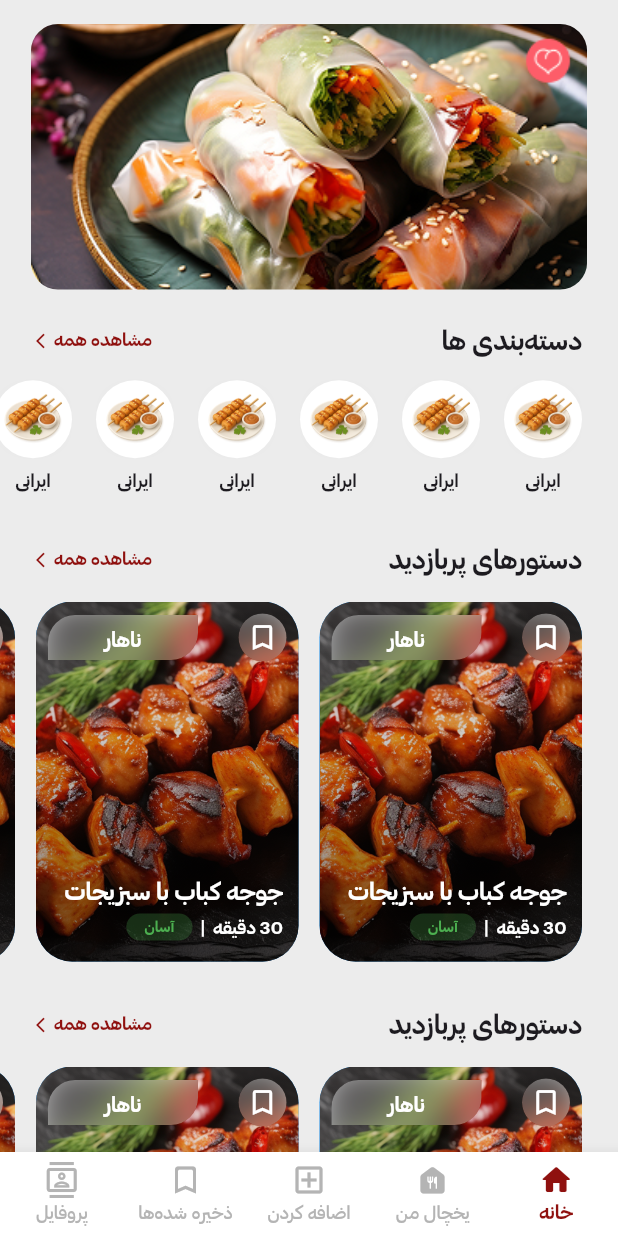
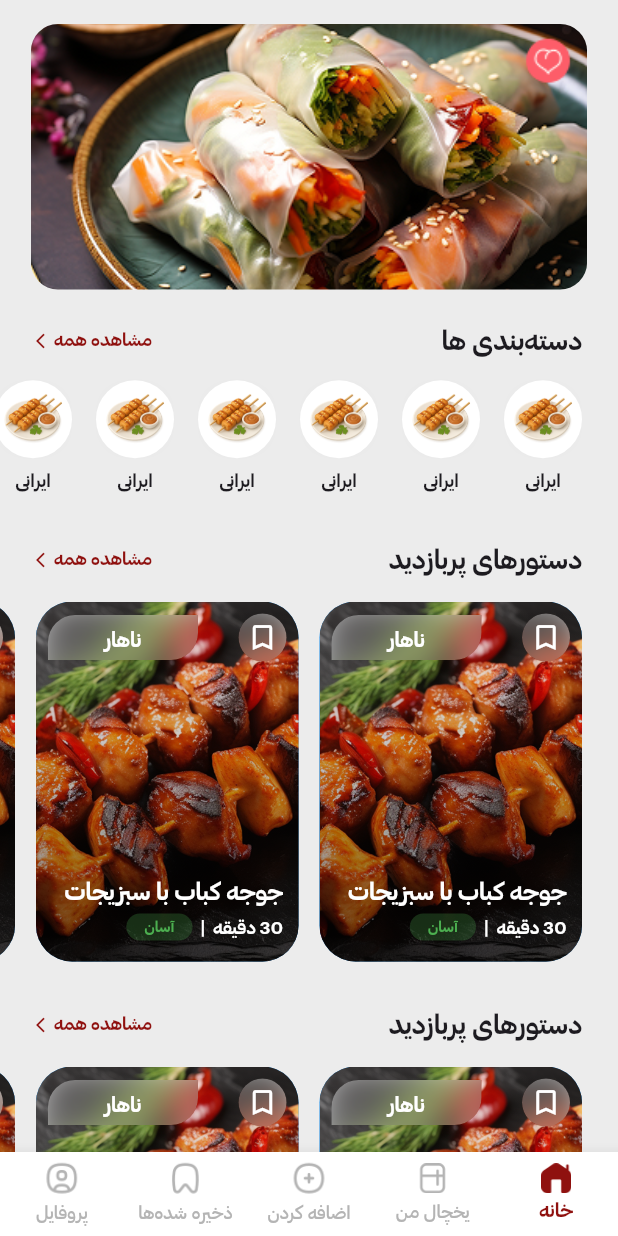
Before and after one commit to matinnajafi/mazeh_app, a Flutter app: the screen it shows after launch, on a phone screen of 412 x 824 dp. Run offline on Flutter 3.47's test engine with Material 3 defaults, Android fonts, the phone set to English and light mode, and no system bars; drawn by our look-alikes of carousel_slider; our stand-ins replace flutter_staggered_animations, go_router; missing offline and left inert: fade_scroll_app_bar.

Commit message:
Finalize bottom navigation bar layout

```diff
--- a/lib/presentation/widgets/bottom_navigation_shell.dart
+++ b/lib/presentation/widgets/bottom_navigation_shell.dart
@@ -5,6 +5,7 @@ import 'package:mazeh_app/core/constants/app_color.dart';
 class BottomNavigationShell extends StatelessWidget {
   final Widget child;
   final String location;
+
   const BottomNavigationShell({
     super.key,
     required this.child,
@@ -15,17 +16,28 @@ class BottomNavigationShell extends StatelessWidget {
   Widget build(BuildContext context) {
     return Scaffold(
       body: child,
-      bottomNavigationBar: BottomNavigationBar(
+      bottomNavigationBar: Container(
+        decoration: BoxDecoration(
+          color: Colors.white,
+          boxShadow: [
+            BoxShadow(
+              color: Colors.black.withOpacity(0.25), // darker shadow
+              blurRadius: 12,
+              spreadRadius: -24,
+              offset: const Offset(0, -2),
+            ),
+          ],
+        ),
+        child: BottomNavigationBar(
           currentIndex: calculateSelectedIndex(location),
           type: BottomNavigationBarType.fixed,
-        fixedColor: AppColor.red,
+          selectedItemColor: AppColor.red,
           unselectedItemColor: AppColor.greytextColor,
           backgroundColor: Colors.white,
-        useLegacyColorScheme: true,
           selectedFontSize: 13,
           unselectedFontSize: 12,
-        selectedLabelStyle: TextStyle(fontFamily: 'CSB'),
-        unselectedLabelStyle: TextStyle(fontFamily: 'CM'),
+          selectedLabelStyle: const TextStyle(fontFamily: 'CSB'),
+          unselectedLabelStyle: const TextStyle(fontFamily: 'CM'),
           onTap: (index) {
             switch (index) {
               case 0:
@@ -46,30 +58,57 @@ class BottomNavigationShell extends StatelessWidget {
             }
           },
           items: [
-          BottomNavigationBarItem(
-            icon: Icon(Icons.contacts_outlined),
+            buildNavItem(
+              iconPath: 'images/icon_profile.png',
+              activeIconPath: 'images/icon_active_profile.png',
               label: 'پروفایل',
             ),
-          BottomNavigationBarItem(
-            icon: Icon(Icons.bookmark_border_rounded),
+            buildNavItem(
+              iconPath: 'images/icon_bookmark.png',
+              activeIconPath: 'images/icon_active_bookmark.png',
               label: 'ذخیره شده‌ها',
             ),
-          BottomNavigationBarItem(
-            icon: Icon(Icons.add_box_outlined),
+            buildNavItem(
+              iconPath: 'images/icon_add.png',
+              activeIconPath: 'images/icon_active_add.png',
               label: 'اضافه کردن',
             ),
-          BottomNavigationBarItem(
-            icon: Icon(Icons.food_bank_rounded),
+            buildNavItem(
+              iconPath: 'images/icon_refrigerator.png',
+              activeIconPath: 'images/icon_active_refrigerator.png',
               label: 'یخچال من',
+              size: 20,
             ),
-          BottomNavigationBarItem(
-            icon: Icon(Icons.home_rounded),
+            buildNavItem(
+              iconPath: 'images/icon_home.png',
+              activeIconPath: 'images/icon_active_home.png',
               label: 'خانه',
+              size: 20,
             ),
           ],
         ),
+      ),
     );
   }
+}
+
+BottomNavigationBarItem buildNavItem({
+  required String iconPath,
+  required String activeIconPath,
+  required String label,
+  double size = 22,
+}) {
+  return BottomNavigationBarItem(
+    icon: Padding(
+      padding: const EdgeInsets.only(bottom: 2),
+      child: ImageIcon(AssetImage(iconPath), size: size),
+    ),
+    activeIcon: Padding(
+      padding: const EdgeInsets.only(bottom: 2),
+      child: ImageIcon(AssetImage(activeIconPath), size: size),
+    ),
+    label: label,
+  );
 }
 
 int calculateSelectedIndex(String location) {
```
Also changed, not shown: images/icon_active_add.png (added), images/icon_active_bookmark.png (added), images/icon_active_home.png (added), images/icon_active_profile.png (added), images/icon_active_refrigerator.png (added), images/icon_add.png (added), images/icon_bookmark.png (added), images/icon_home.png (added), images/icon_profile.png (added), images/icon_refrigerator.png (added), pubspec.lock. Lines whose indentation alone changed are shown as unchanged.
